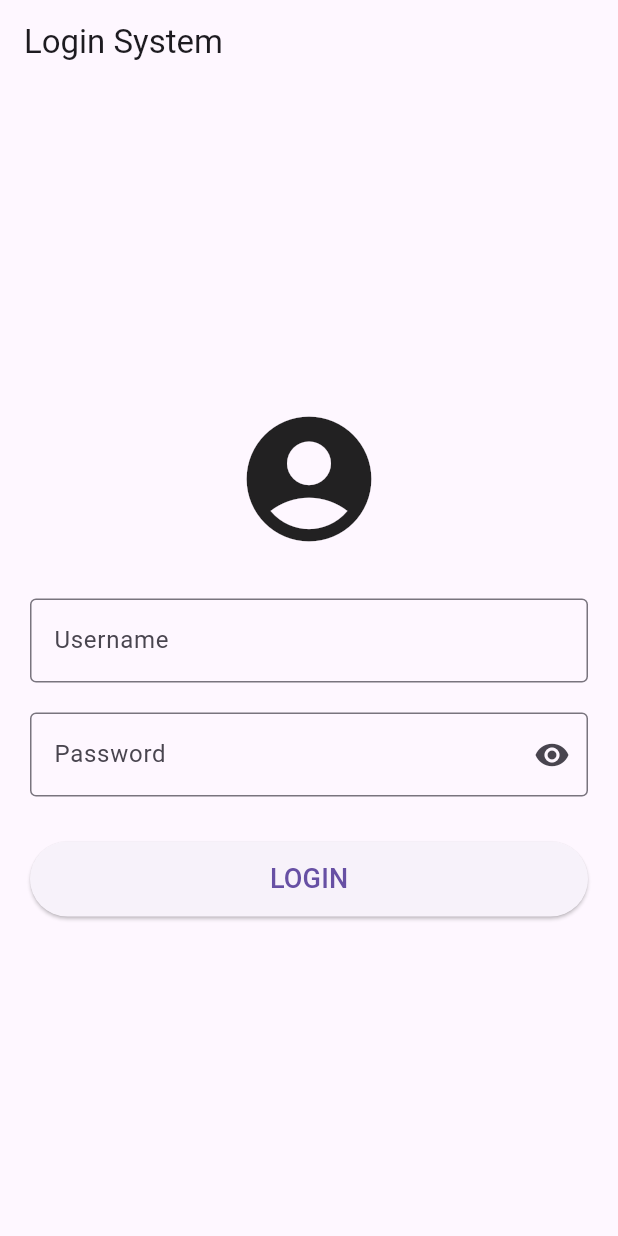
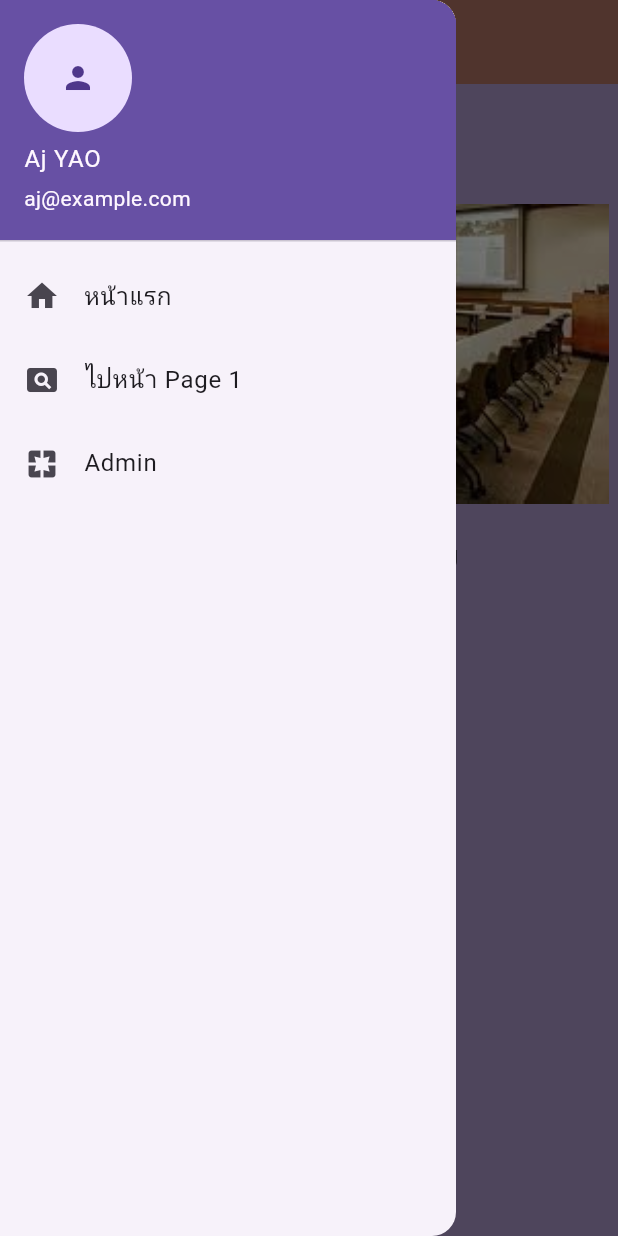
Before and after one commit to ppat002p/flutter_booking_66705396, a Flutter app: the screen it shows after launch, with the side drawer open (before the commit the screen has no drawer), on a phone screen of 412 x 824 dp. Run offline on Flutter 3.47's test engine with Material 3 defaults, Android fonts, the phone set to English and light mode, and no system bars.

Commit message:
Initial commit

```diff
--- /dev/null
+++ b/lib/home_page.dart
@@ -0,0 +1,140 @@
+import 'package:flutter/material.dart';
+
+
+// import หน้าอื่น
+import 'booking_list.dart';
+import 'login.dart';
+import 'login_admin.dart';
+
+
+// สร้างหน้า HomePage (หน้าแรก)
+class HomePage extends StatelessWidget {
+  const HomePage({super.key});
+
+  @override
+  Widget build(BuildContext context) {
+    return Scaffold(
+      // 🔹 AppBar = แถบด้านบนของแอป
+      backgroundColor: const Color.fromARGB(255, 170, 150, 201), // ✅ ใส่ตรงนี้
+      appBar: AppBar(
+        title: const Text('หน้าแรก'),
+        backgroundColor: const Color.fromARGB(255, 175, 114, 99),
+        foregroundColor: const Color.fromARGB(255, 252, 166, 166), // ✅ สีไอคอน + ข้อความ
+      ),
+
+      // 🔹 Drawer = เมนูด้านข้าง (เลื่อนจากซ้าย)
+      drawer: Drawer(
+        child: ListView(
+          padding: EdgeInsets.zero, // เอาช่องว่างด้านบนออก
+          children: [
+            // 🔸 Header ของ Drawer (ส่วนหัว)
+            const UserAccountsDrawerHeader(
+              accountName: Text('Aj YAO'), // ชื่อผู้ใช้
+              accountEmail: Text('aj@example.com'), // อีเมล
+              currentAccountPicture: CircleAvatar(
+                child: Icon(Icons.person), // ไอคอนโปรไฟล์
+              ),
+            ),
+
+            // 🔸 เมนู: หน้าแรก
+            ListTile(
+              leading: const Icon(Icons.home), // ไอคอน
+              title: const Text('หน้าแรก'), // ข้อความเมนู
+              onTap: () {
+                Navigator.pop(context); // ปิด Drawer
+              },
+            ),
+
+            // 🔸 เมนู: ไปหน้า Page 1
+            ListTile(
+              leading: const Icon(Icons.pageview),
+              title: const Text('ไปหน้า Page 1'),
+              onTap: () {
+                Navigator.pop(context); // ปิด Drawer ก่อน
+
+                // 🔹 เปิดหน้าใหม่ (Page1)
+                Navigator.push(
+                  context,
+                  MaterialPageRoute(builder: (_) => const BookingList()),
+                );
+              },
+            ),
+
+            // 🔸 เมนู: ไปหน้า Page 2
+            ListTile(
+              leading: const Icon(Icons.pages),
+              title: const Text('Admin'),
+              onTap: () {
+                Navigator.pop(context); // ปิด Drawer ก่อน
+
+                // 🔹 เปิดหน้าใหม่ (Page2)
+                Navigator.push(
+                  context,
+                  MaterialPageRoute(builder: (_) => const LoginAddmin()),
+                );
+              },
+            ),
+
+
+
+          ],
+        ),
+      ),
+
+      // 🔹 Body = ส่วนเนื้อหาหลักของหน้า
+      body: SingleChildScrollView(
+        child: Column(
+          children: [
+            const SizedBox(height: 80),
+            //////////////////////////////////////////////////
+            // 🖼 รูปจาก assets
+            //////////////////////////////////////////////////
+            Center(
+              child: Image.asset(
+                'assets/images/1.jpg',
+                width: 400,
+                height: 200,
+                fit: BoxFit.cover,
+              ),
+            ),
+
+            const SizedBox(height: 20),
+
+            //////////////////////////////////////////////////
+            // 📝 ข้อความ
+            //////////////////////////////////////////////////
+            const Text(
+              'ยินดีต้อนรับเข้าสู่ระบบ',
+              style: TextStyle(fontSize: 20, fontWeight: FontWeight.bold),
+            ),
+
+            const SizedBox(height: 20),
+
+            //////////////////////////////////////////////////
+            // 🔘 ปุ่ม Login
+            //////////////////////////////////////////////////
+            Padding(
+              padding: const EdgeInsets.symmetric(horizontal: 30),
+              child: SizedBox(
+                // width: double.infinity,
+                // height: 50,
+                child: ElevatedButton.icon(
+                  icon: const Icon(Icons.login),
+                  label: const Text('เข้าสู่ระบบ'),
+                  onPressed: () {
+                    Navigator.push(
+                      context,
+                      MaterialPageRoute(builder: (_) => const LoginPage()),
+                    );
+                  },
+                ),
+              ),
+            ),
+
+            const SizedBox(height: 30),
+          ],
+        ),
+      ),
+    );
+  }
+}
--- a/lib/main.dart
+++ b/lib/main.dart
@@ -1,5 +1,6 @@
 import 'package:flutter/material.dart';
-import 'login.dart'; //เพิ่ม
+import 'home_page.dart';
+
 
 void main() {
   runApp(const MyApp());
@@ -15,7 +16,7 @@ class MyApp extends StatelessWidget {
     return const MaterialApp(
       debugShowCheckedModeBanner: false,
       title: 'Meeting Room Booking',
-      home: LoginPage(),   // ✅ หน้าแรกแสดงรายการห้องประชุม
+      home: HomePage (),   // ✅ หน้าแรกแสดงรายการห้องประชุม
     );
 
   }
--- a/lib/room_list.dart
+++ b/lib/room_list.dart
@@ -3,7 +3,8 @@ import 'dart:convert';
 import 'package:http/http.dart' as http;
 import 'booking_page.dart';
 import 'booking_list.dart';
-import 'login.dart';
+import 'home_page.dart';
+
 //////////////////////////////////////////////////////////////
 // API URL
 //////////////////////////////////////////////////////////////
@@ -123,7 +124,7 @@ return Scaffold(
               Navigator.pushAndRemoveUntil(
                 context,
                 MaterialPageRoute(
-                  builder: (context) => const LoginPage(),
+                  builder: (context) => const HomePage(),
                 ),
                 (route) => false,
               );
--- a/pubspec.yaml
+++ b/pubspec.yaml
@@ -31,3 +31,5 @@ flutter:
 
 
   uses-material-design: true
+  assets:
+  - assets/images/
```
Also changed, not shown: lib/login_admin.dart (added, +107 -0 lines), assets/images/1.jpg (added).
